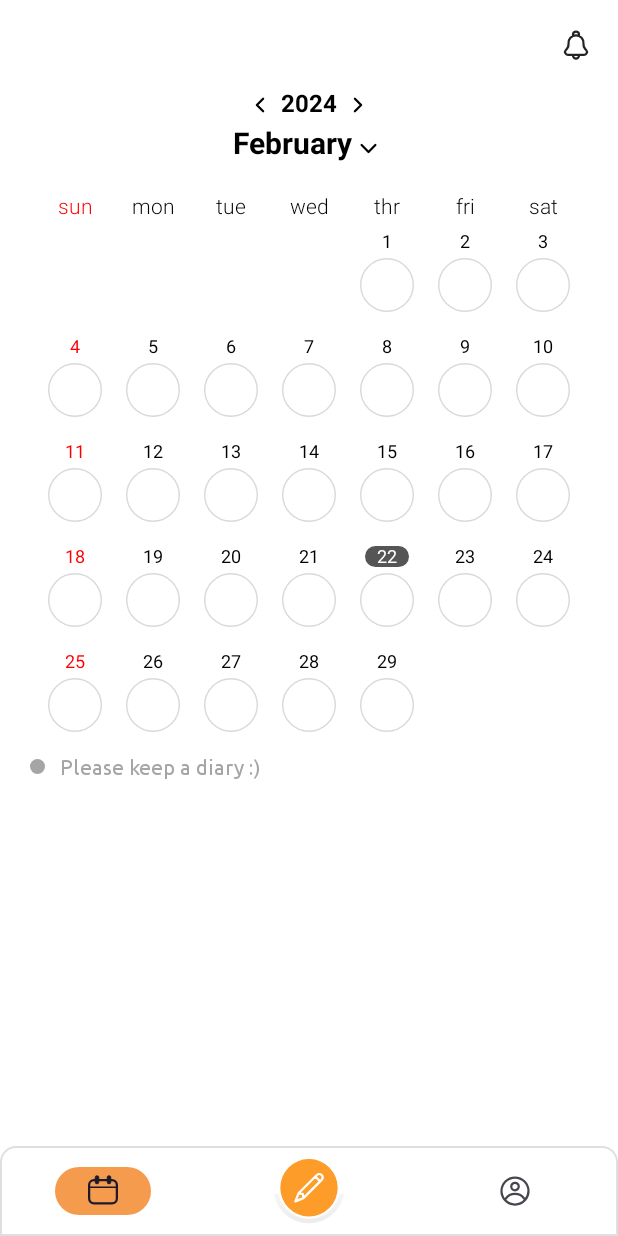
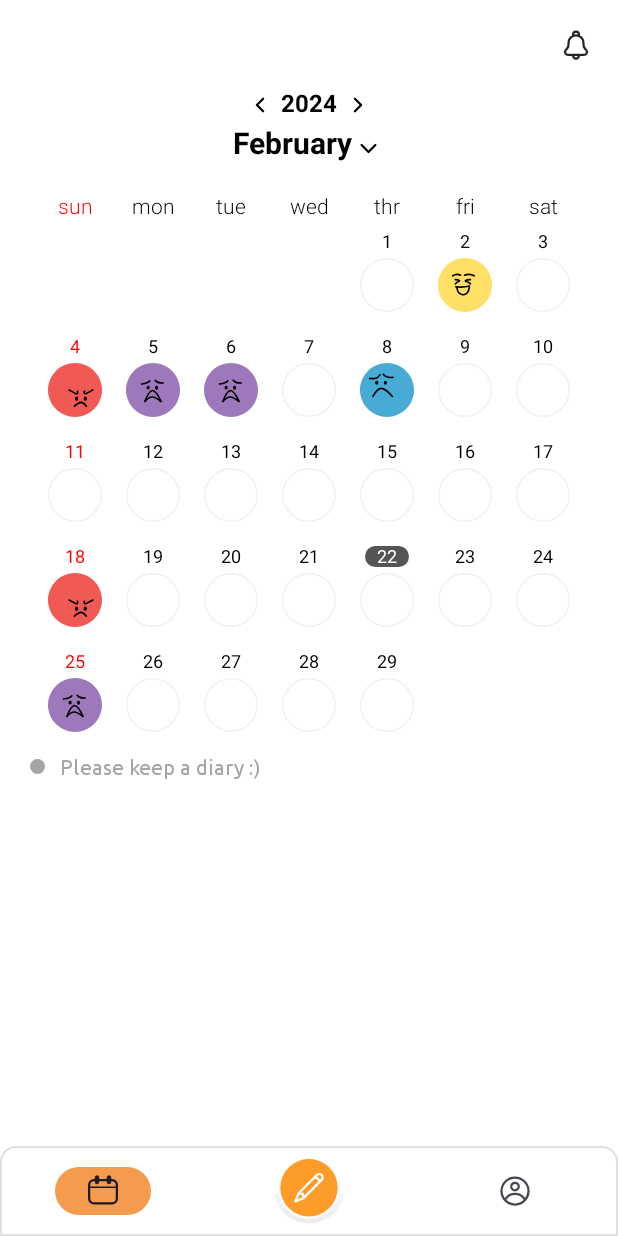
Before and after one commit to GDSC-Memotion/Memotion-Android, an Android app built with Jetpack Compose: the screen it shows after launch (MainActivity), on a phone screen of 412 x 824 dp. Run offline under Robolectric (Android 15) with nearby library versions, the phone set to English and light mode, and no system bars; our stand-ins replace Dagger/Hilt's generated code, data binding, navigation-ui; libraries missing offline, so code that uses them is left out: com.jakewharton.retrofit2; pictures from the network do not load.

```diff
--- a/app/src/main/java/konkuk/gdsc/memotion/ui/diary/DiaryAdapter.kt
+++ b/app/src/main/java/konkuk/gdsc/memotion/ui/diary/DiaryAdapter.kt
@@ -2,9 +2,11 @@ package konkuk.gdsc.memotion.ui.diary
 
 import android.content.Context
 import android.content.Intent
+import android.util.Log
 import android.view.LayoutInflater
 import android.view.View
 import android.view.ViewGroup
+import androidx.compose.foundation.Image
 import androidx.compose.foundation.border
 import androidx.compose.foundation.clickable
 import androidx.compose.foundation.layout.Arrangement
@@ -40,6 +42,7 @@ import konkuk.gdsc.memotion.domain.entity.diary.DiarySimple
 import konkuk.gdsc.memotion.R
 import konkuk.gdsc.memotion.databinding.ItemCalendarBinding
 import konkuk.gdsc.memotion.databinding.ItemDiaryBinding
+import konkuk.gdsc.memotion.domain.entity.emotion.Emotion
 import konkuk.gdsc.memotion.ui.diary.detail.DiaryDetailActivity
 import konkuk.gdsc.memotion.util.dpToPx
 import java.time.LocalDate
@@ -117,30 +120,32 @@ class DiaryAdapter(
             get() = requireNotNull(_listener) { "CalendarViewHolder's DateChangeListener is null" }
 
         fun bind() {
-
+            Log.d("diaryAdapter", "bind: 호출")
             binding.customCalendar.setContent {
+                Log.d("diaryAdapter", "bind: CalendarCustom() 실행전")
                 CalendarCustom()
+                Log.d("diaryAdapter", "bind: CalendarCustom() 실행후")
             }
 
             setDateChangeListener(fragment as DiaryFragment)
-
-            /*binding.calendarDiary.setOnDateChangeListener { _, year, month, dayOfMonth ->
-                listener.dateChanged(year, month, dayOfMonth)
-            }*/
         }
 
         @Composable
         fun CalendarCustom() {
             var currentDate by remember { mutableStateOf(LocalDate.now()) } //현재 보여줄 달력 날짜의 기준
             var isMonthDialogOpen by remember { mutableStateOf(false) }
+
+            Log.d("diaryAdapter", "bind: CalendarCustom() 실행 $currentDate")
             Column(
                 modifier = Modifier
                     .padding(16.dp, 0.dp),
             ) {
                 YearHeader(currentDate, onSelect = {
+                    Log.d("diaryAdapter", "bind: YearHeader() onSelect $it")
                     currentDate = it
                 })
                 MonthHeader(currentDate, onSelect = {
+                    Log.d("diaryAdapter", "bind: MonthHeader() onSelect 다이얼로그 오픈")
                     isMonthDialogOpen = true
                 })
                 DayHeader()
@@ -153,8 +158,10 @@ class DiaryAdapter(
                             currentDate =
                                 LocalDate.of(currentDate.year, it, currentDate.dayOfMonth)
                             isMonthDialogOpen = false
+                            Log.d("diaryAdapter", "bind: MonthDialog() onSelect 다이얼로그 실행 onSelect")
+                            //listener.dateChanged(currentDate.year, currentDate.monthValue, currentDate.dayOfMonth)
                         },
-                        onDismissRequest = { isMonthDialogOpen = false }
+                        onDismissRequest = { isMonthDialogOpen = false },
                     )
                 }
             }
@@ -166,6 +173,7 @@ class DiaryAdapter(
             selectedDate: LocalDate,
             onSelect: (LocalDate) -> Unit
         ) {
+            Log.d("diaryAdapter", "bind: YearHeader() 실행")
             Row(
                 modifier = Modifier
                     .fillMaxWidth(),
@@ -176,6 +184,11 @@ class DiaryAdapter(
                         .padding(4.dp, 0.dp)
                         .size(20.dp)
                         .clickable {
+//                            listener.dateChanged(
+//                                selectedDate.minusYears(1).year,
+//                                selectedDate.monthValue,
+//                                selectedDate.dayOfMonth
+//                            )
                             onSelect(selectedDate.minusYears(1))
                         },
                     painter = painterResource(id = R.drawable.chevron_left),
@@ -191,6 +204,11 @@ class DiaryAdapter(
                         .padding(4.dp, 0.dp)
                         .size(20.dp)
                         .clickable {
+//                            listener.dateChanged(
+//                                selectedDate.plusYears(1).year,
+//                                selectedDate.monthValue,
+//                                selectedDate.dayOfMonth
+//                            )
                             onSelect(selectedDate.plusYears(1))
                         },
                     painter = painterResource(id = R.drawable.chevron_right),
@@ -204,6 +222,7 @@ class DiaryAdapter(
             currentDate: LocalDate,
             onSelect: () -> Unit
         ) {
+            Log.d("diaryAdapter", "bind: MonthHeader() 실행")
             Row(
                 modifier = Modifier
                     .fillMaxWidth()
@@ -258,6 +277,7 @@ class DiaryAdapter(
         fun CalendarPage(
             currentDate: LocalDate,
         ) {
+            Log.d("diaryAdapter", "bind: CalendarPage() 실행")
             Column() {
                 var checkDate by remember { mutableStateOf(currentDate) } //선택된 날짜 넘김
                 var rowCnt = 0 //행수
@@ -268,6 +288,44 @@ class DiaryAdapter(
                     LocalDate.of(currentDate.year, currentDate.monthValue, 1).plusMonths(1)
                         .minusDays(1) //달의 마지막 구하기
                 val lastDay = lastDayOfMonth.dayOfMonth
+
+                var emotionList = arrayOf(
+                    "",
+                    "joy",
+                    "",
+                    "anger",
+                    "disgust",
+                    "disgust",
+                    "",
+                    "sadness",
+                    "",
+                    "",
+                    "",
+                    "",
+                    "",
+                    "",
+                    "",
+                    "",
+                    "",
+                    "anger",
+                    "",
+                    "",
+                    "",
+                    "",
+                    "",
+                    "",
+                    "disgust",
+                    "",
+                    "",
+                    "",
+                    "",
+                    "",
+                    "",
+                    "",
+                    "",
+                    "",
+                    ""
+                )
 
                 while (!end) {
                     Row(
@@ -292,7 +350,10 @@ class DiaryAdapter(
                                                 currentDate.month,
                                                 it
                                             )
-                                    })
+                                        //listener.dateChanged(checkDate.year, checkDate.monthValue, checkDate.dayOfMonth)
+                                    },
+                                    emotion = null,
+                                )
                             } else if (date > lastDay - 1) { //마지막 날 이후 빈칸
                                 DayContainer(
                                     dayOfWeek = null,
@@ -306,7 +367,9 @@ class DiaryAdapter(
                                                 currentDate.month,
                                                 it
                                             )
-                                    }
+                                        //listener.dateChanged(checkDate.year, checkDate.monthValue, checkDate.dayOfMonth)
+                                    },
+                                    emotion = null,
                                 )
                                 if (i == 6) {
                                     end = true
@@ -326,7 +389,10 @@ class DiaryAdapter(
                                                 currentDate.month,
                                                 it
                                             )
-                                    })
+                                        //.dateChanged(checkDate.year, checkDate.monthValue, checkDate.dayOfMonth)
+                                    },
+                                    emotion = emotionList[date - 1],
+                                )
                             }
                         }
                     }
@@ -342,7 +408,9 @@ class DiaryAdapter(
             currentDate: LocalDate,
             checkDate: Int,
             onCheck: (Int) -> Unit,
+            emotion: String?,
         ) {
+            Log.d("diaryAdapter", "DayContainer: date = $date / currentDate = $currentDate / checkDate = $checkDate")
             Column(
                 modifier = Modifier
                     .padding(4.dp, 8.dp)
@@ -350,16 +418,13 @@ class DiaryAdapter(
                 horizontalAlignment = Alignment.CenterHorizontally,
                 verticalArrangement = Arrangement.Center
             ) {
-                var drawList = intArrayOf(0, 0) //drawBehind의 color과 cornerRadius값
-                var paddingList = intArrayOf(0, 0) //padding의 hor과 ver 값
-                var borderList = intArrayOf(0, 0) //border 굵기와 color
-
                 var drawColor = 0x00FFFFFF
-                var drawConerRadius = 0.dp
+                var drawCornerRadius = 0.dp
                 var horizontalPadding = 0.dp
                 var verticalPadding = 0.dp
                 var borderColor = 0x00FFFFFF
                 var textColor = Color.Black
+                var painter: Int
 
                 if (dayOfWeek == null) { //빈칸용
                     Text(text = "", fontSize = 12.sp)
@@ -378,13 +443,13 @@ class DiaryAdapter(
                     ) { //오늘날짜 표시
                         if (date < 10) {
                             drawColor = (0xFF555555).toInt()
-                            drawConerRadius = 10.dp
+                            drawCornerRadius = 10.dp
                             horizontalPadding = 10.dp
                             verticalPadding = 0.dp
                             textColor = Color.White
                         } else {
                             drawColor = (0xFF555555).toInt()
-                            drawConerRadius = 10.dp
+                            drawCornerRadius = 10.dp
                             horizontalPadding = 8.dp
                             verticalPadding = 0.dp
                             textColor = Color.White
@@ -392,13 +457,13 @@ class DiaryAdapter(
                     } else if ((checkDate == date) and (checkDate != LocalDate.now().dayOfMonth)) {  //선택된날 테두리 표시
                         if (date < 10) {
                             drawColor = (0xFFFFFFFF).toInt()
-                            drawConerRadius = 20.dp
+                            drawCornerRadius = 20.dp
                             horizontalPadding = 10.dp
                             verticalPadding = 0.dp
                             borderColor = 0xFF555555.toInt()
                         } else {
                             drawColor = (0xFFFFFFFF).toInt()
-                            drawConerRadius = 20.dp
+                            drawCornerRadius = 20.dp
                             horizontalPadding = 8.dp
                             borderColor = 0xFF555555.toInt()
                         }
@@ -413,21 +478,47 @@ class DiaryAdapter(
                             .drawBehind {
                                 drawRoundRect(
                                     Color(drawColor),
-                                    cornerRadius = CornerRadius(drawConerRadius.toPx()),
+                                    cornerRadius = CornerRadius(drawCornerRadius.toPx()),
                                 )
                             }
                             .border(2.dp, Color(borderColor), shape = CircleShape)
                             .padding(horizontalPadding, verticalPadding)
                     )
                     Spacer(modifier = Modifier.size(4.dp))
-                    Icon(
-                        modifier = Modifier.size(36.dp),
-                        painter = painterResource(id = R.drawable.ic_empty_circle),
+
+
+                    if (emotion != null) {
+                        if (emotion == "") {
+                            painter = R.drawable.ic_empty_circle
+                        } else {
+                            painter = getEmotionOfDay(emotion).getResource()
+                        }
+                    } else {
+                        Log.d("diaryAdapter", "DayContainer: emotion==null")
+                        painter = R.drawable.ic_empty_circle
+                    }
+                    Image(
+                        modifier = Modifier
+                            .size(36.dp),
+                        painter = painterResource(id = painter),
                         contentDescription = "empty",
-                        tint = Color(0xFFD9D9D9)
                     )
                 }
             }
+        }
+
+        private fun getEmotionOfDay(emotionString: String): Emotion {
+            val emotion = when (emotionString) {
+                Emotion.ANGER.toString().lowercase(Locale.getDefault()) -> Emotion.ANGER
+                Emotion.DISGUST.toString().lowercase(Locale.getDefault()) -> Emotion.DISGUST
+                Emotion.FEAR.toString().lowercase(Locale.getDefault()) -> Emotion.FEAR
+                Emotion.JOY.toString().lowercase(Locale.getDefault()) -> Emotion.JOY
+                Emotion.NEUTRAL.toString().lowercase(Locale.getDefault()) -> Emotion.NEUTRAL
+                Emotion.SADNESS.toString().lowercase(Locale.getDefault()) -> Emotion.SADNESS
+                Emotion.SURPRISE.toString().lowercase(Locale.getDefault()) -> Emotion.SURPRISE
+                else -> Emotion.ANGER
+            }
+            return emotion
         }
 
         interface DateChangeListener {
@@ -484,6 +575,7 @@ class DiaryAdapter(
                 }
             }
         }
+        Log.d("diarayAdapter", "onBindViewHolder: 호출완료")
     }
 
     private fun removeData(position: Int) {
@@ -506,5 +598,4 @@ class DiaryAdapter(
     private fun setDeleteDiaryListener(listener: DeleteDiaryListener) {
         this._listener = listener
     }
-
 }
--- a/app/src/main/java/konkuk/gdsc/memotion/ui/diary/DiaryFragment.kt
+++ b/app/src/main/java/konkuk/gdsc/memotion/ui/diary/DiaryFragment.kt
@@ -41,8 +41,8 @@ class DiaryFragment
         val currentDayObserver = Observer<Calendar> {
             viewModel.getDailyDiary(dayConverter.format(viewModel.currentDay.value))
         }
-        val monthlyDiaryObserver = Observer<List<DiarySimple>> {
-
+        val monthlyDiaryObserver = Observer<List<String>> {
+            //viewModel.getMonthlyDiary()
         }
         val dailyDiaryObserver = Observer<List<DiarySimple>> {
             diaryAdapter.updateData(it)
--- a/app/src/main/java/konkuk/gdsc/memotion/ui/diary/DiaryViewModel.kt
+++ b/app/src/main/java/konkuk/gdsc/memotion/ui/diary/DiaryViewModel.kt
@@ -24,8 +24,8 @@ class DiaryViewModel @Inject constructor(
     private val _dailyDiary = MutableLiveData<List<DiarySimple>>()
     val dailyDiary: LiveData<List<DiarySimple>> = _dailyDiary
 
-    private val _monthlyDiary = MutableLiveData<List<DiarySimple>>()
-    val monthlyDiary: LiveData<List<DiarySimple>> = _monthlyDiary
+    private val _monthlyDiary = MutableLiveData<List<String>>()
+    val monthlyDiary: LiveData<List<String>> = _monthlyDiary
 
     init {
         _currentDay.value = Calendar.getInstance()
@@ -58,7 +58,7 @@ class DiaryViewModel @Inject constructor(
             diaryRepository.getMonthlyDiary(period)
                 .onSuccess {
                     Log.d(NETWORK, "DiaryViewModel - getMonthlyDiary() called\nsuccess")
-//                    _monthlyDiary.value = it.result.map {}
+                    _monthlyDiary.value = it.result.emotions
                 }
                 .onFailure {
                     Log.d(NETWORK, "DiaryViewModel - getMonthlyDiary() called\nfailed")
```
Also changed, not shown: app/src/main/java/konkuk/gdsc/memotion/ui/diary/MonthDialog.kt (+0 -25 lines).
